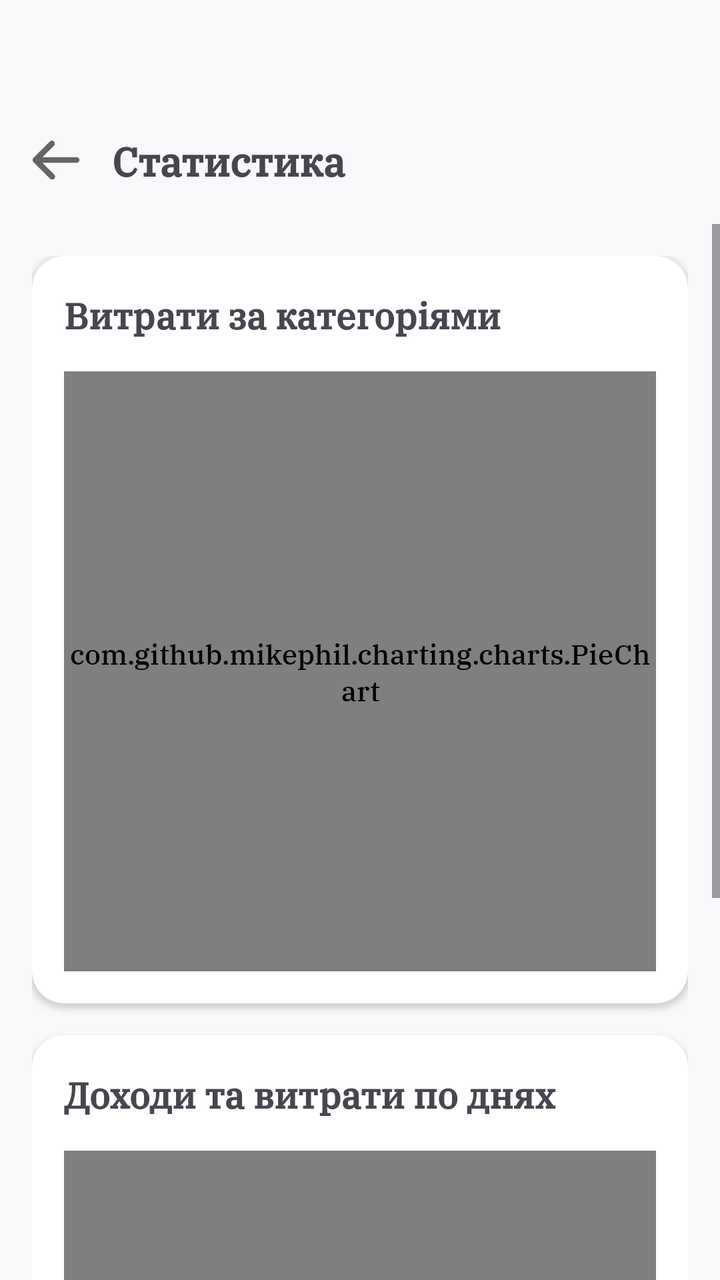
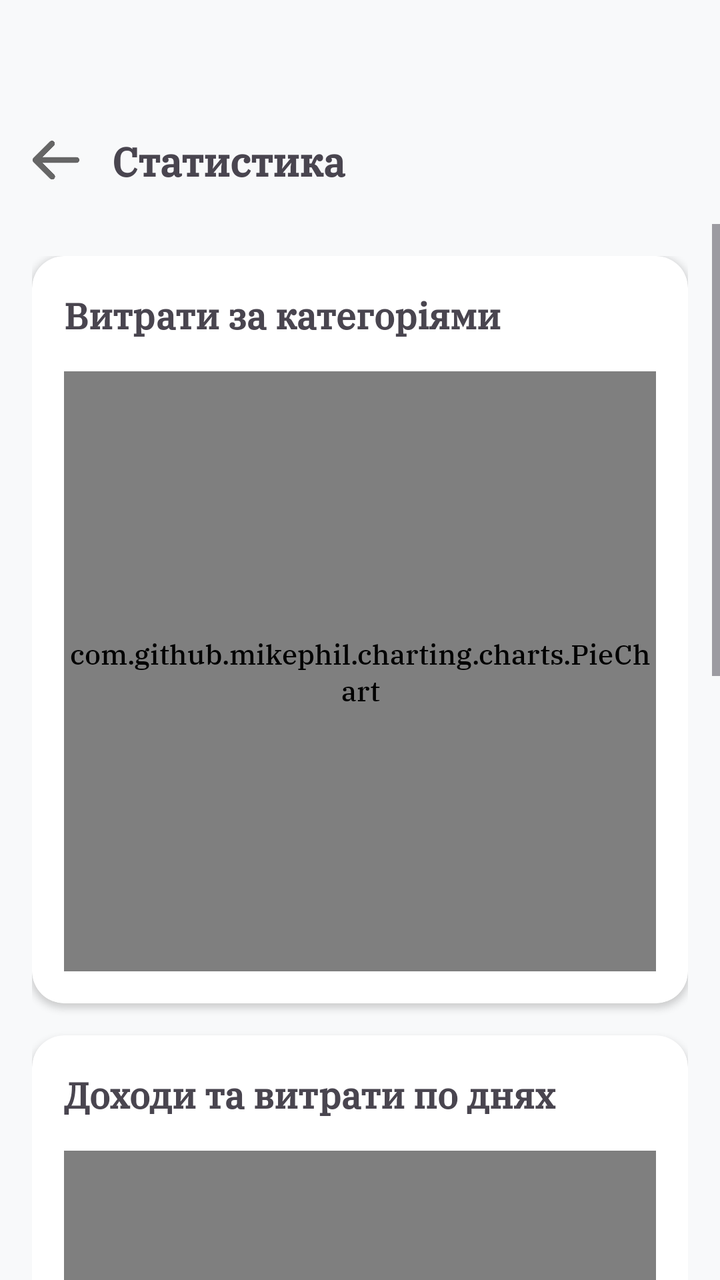

Screens rendered from an Android XML layout before and after an edit, with the pre-edit source and the edit as a unified diff.
<!-- AndroidManifest.xml: application theme Theme.MyFinance -->
<!-- res/layout/activity_statistics.xml -->
<?xml version="1.0" encoding="utf-8"?>
<androidx.constraintlayout.widget.ConstraintLayout xmlns:android="http://schemas.android.com/apk/res/android"
    xmlns:app="http://schemas.android.com/apk/res-auto"
    android:layout_width="match_parent"
    android:layout_height="match_parent"
    android:background="#F8F9FA">

    <LinearLayout
        android:id="@+id/toolbar"
        android:layout_width="match_parent"
        android:layout_height="wrap_content"
        android:layout_marginTop="48dp"
        android:gravity="center_vertical"
        android:minHeight="?attr/actionBarSize"
        android:orientation="horizontal"
        android:paddingHorizontal="16dp"
        app:layout_constraintTop_toTopOf="parent">

        <ImageView
            android:id="@+id/btnBack"
            android:layout_width="24dp"
            android:layout_height="24dp"
            android:contentDescription="Назад"
            android:src="@drawable/ic_back_arrow" />

        <TextView
            android:layout_width="wrap_content"
            android:layout_height="wrap_content"
            android:layout_marginStart="16dp"
            android:text="Статистика"
            android:textSize="20sp"
            android:textStyle="bold" />
    </LinearLayout>

    <ScrollView
        android:layout_width="match_parent"
        android:layout_height="0dp"
        app:layout_constraintBottom_toBottomOf="parent"
        app:layout_constraintTop_toBottomOf="@id/toolbar">

        <LinearLayout
            android:layout_width="match_parent"
            android:layout_height="wrap_content"
            android:orientation="vertical"
            android:padding="16dp">

            <androidx.cardview.widget.CardView
                android:id="@+id/cardTrend"
                android:layout_width="match_parent"
                android:layout_height="wrap_content"
                android:layout_marginBottom="16dp"
                app:cardCornerRadius="16dp"
                app:cardElevation="2dp"
                android:visibility="gone">

                <LinearLayout
                    android:layout_width="match_parent"
                    android:layout_height="wrap_content"
                    android:orientation="vertical"
                    android:padding="16dp">

                    <TextView
                        android:layout_width="wrap_content"
                        android:layout_height="wrap_content"
                        android:text="Тенденція (останні 30 днів)"
                        android:textColor="#757575"
                        android:textSize="14sp"
                        android:textStyle="bold" />

                    <LinearLayout
                        android:layout_width="match_parent"
                        android:layout_height="wrap_content"
                        android:layout_marginTop="12dp"
                        android:gravity="center_vertical"
                        android:orientation="horizontal">

                        <ImageView
                            android:id="@+id/ivTrendArrow"
                            android:layout_width="48dp"
                            android:layout_height="48dp"
                            android:src="@android:drawable/arrow_up_float"
                            app:tint="#4CAF50" />

                        <TextView
                            android:id="@+id/tvTrendText"
                            android:layout_width="0dp"
                            android:layout_height="wrap_content"
                            android:layout_marginStart="16dp"
                            android:layout_weight="1"
                            android:text="Доходи перевищують витрати"
                            android:textColor="#212121"
                            android:textSize="16sp" />
                    </LinearLayout>
                </LinearLayout>
            </androidx.cardview.widget.CardView>

            <androidx.cardview.widget.CardView
                android:layout_width="match_parent"
                android:layout_height="wrap_content"
                android:layout_marginBottom="16dp"
                app:cardCornerRadius="16dp"
                app:cardElevation="2dp">

                <LinearLayout
                    android:layout_width="match_parent"
                    android:layout_height="wrap_content"
                    android:orientation="vertical"
                    android:padding="16dp">

                    <TextView
                        android:layout_width="wrap_content"
                        android:layout_height="wrap_content"
                        android:text="Витрати за категоріями"
                        android:textSize="18sp"
                        android:textStyle="bold" />

                    <com.github.mikephil.charting.charts.PieChart
                        android:id="@+id/pieChart"
                        android:layout_width="match_parent"
                        android:layout_height="300dp"
                        android:layout_marginTop="16dp" />
                </LinearLayout>
            </androidx.cardview.widget.CardView>

            <androidx.cardview.widget.CardView
                android:layout_width="match_parent"
                android:layout_height="wrap_content"
                android:layout_marginBottom="32dp"
                app:cardCornerRadius="16dp"
                app:cardElevation="2dp">

                <LinearLayout
                    android:layout_width="match_parent"
                    android:layout_height="wrap_content"
                    android:orientation="vertical"
                    android:padding="16dp">

                    <TextView
                        android:layout_width="wrap_content"
                        android:layout_height="wrap_content"
                        android:text="Доходи та витрати по днях"
                        android:textSize="18sp"
                        android:textStyle="bold" />

                    <com.github.mikephil.charting.charts.BarChart
                        android:id="@+id/barChart"
                        android:layout_width="match_parent"
                        android:layout_height="300dp"
                        android:layout_marginTop="16dp" />
                </LinearLayout>
            </androidx.cardview.widget.CardView>
        </LinearLayout>
    </ScrollView>

    <ProgressBar
        android:id="@+id/progressBar"
        android:layout_width="wrap_content"
        android:layout_height="wrap_content"
        android:visibility="visible"
        app:layout_constraintBottom_toBottomOf="parent"
        app:layout_constraintEnd_toEndOf="parent"
        app:layout_constraintStart_toStartOf="parent"
        app:layout_constraintTop_toTopOf="parent" />

</androidx.constraintlayout.widget.ConstraintLayout>
<!-- resources referenced by this layout -->
<resources>
  <!-- drawable ic_back_arrow: png bitmap (drawable, 5879 bytes) -->
  <style name="Theme.MyFinance" parent="Base.Theme.MyFinance" />
  <style name="Base.Theme.MyFinance" parent="Theme.Material3.DayNight.NoActionBar">
          <item name="colorPrimary">@color/primary_green</item>
          <item name="colorSecondary">@color/primary_green_light</item>
  
          <item name="android:fontFamily">@font/ibm_plex_serif</item>
          <item name="fontFamily">@font/ibm_plex_serif</item>
      </style>
  <color name="primary_green">#2E7D32</color>
  <color name="primary_green_light">#4CAF50</color>
</resources>

<!-- the commit's change to res/layout/activity_statistics.xml (unified diff, before → after) -->
@@ -149,6 +149,34 @@
                         android:layout_marginTop="16dp" />
                 </LinearLayout>
             </androidx.cardview.widget.CardView>
+
+            <androidx.cardview.widget.CardView
+                android:layout_width="match_parent"
+                android:layout_height="wrap_content"
+                android:layout_marginBottom="32dp"
+                app:cardCornerRadius="16dp"
+                app:cardElevation="2dp">
+
+                <LinearLayout
+                    android:layout_width="match_parent"
+                    android:layout_height="wrap_content"
+                    android:orientation="vertical"
+                    android:padding="16dp">
+
+                    <TextView
+                        android:layout_width="wrap_content"
+                        android:layout_height="wrap_content"
+                        android:text="Рух коштів за поточний рік"
+                        android:textSize="18sp"
+                        android:textStyle="bold" />
+
+                    <com.github.mikephil.charting.charts.BarChart
+                        android:id="@+id/yearlyBarChart"
+                        android:layout_width="match_parent"
+                        android:layout_height="300dp"
+                        android:layout_marginTop="16dp" />
+                </LinearLayout>
+            </androidx.cardview.widget.CardView>
         </LinearLayout>
     </ScrollView>
 
